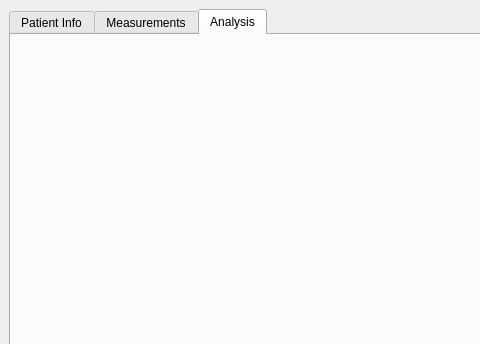
First picture: the form in mainwindow.ui, repository AaronLi/UWO-Algometer, before the edit; both pictures show x 0 to 480 and y 0 to 344 of the 832 by 615 pixel window.
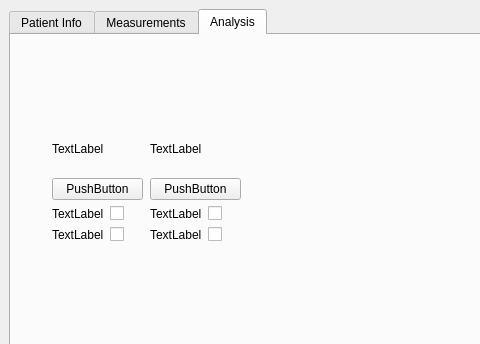
Second picture: the form after the edit. The open tabs and pages were chosen to show the change.

Diff of the .ui file:
```diff
--- a/mainwindow.ui
+++ b/mainwindow.ui
@@ -499,6 +499,130 @@
        <attribute name="title">
         <string>Analysis</string>
        </attribute>
+       <widget class="QWidget" name="layoutWidget_5">
+        <property name="geometry">
+         <rect>
+          <x>139</x>
+          <y>91</y>
+          <width>91</width>
+          <height>116</height>
+         </rect>
+        </property>
+        <layout class="QVBoxLayout" name="verticalLayout_4">
+         <item>
+          <widget class="QLabel" name="label_14">
+           <property name="text">
+            <string>TextLabel</string>
+           </property>
+          </widget>
+         </item>
+         <item>
+          <widget class="QPushButton" name="pushButton_3">
+           <property name="text">
+            <string>PushButton</string>
+           </property>
+          </widget>
+         </item>
+         <item>
+          <layout class="QHBoxLayout" name="horizontalLayout_11">
+           <item>
+            <widget class="QLabel" name="label_15">
+             <property name="text">
+              <string>TextLabel</string>
+             </property>
+            </widget>
+           </item>
+           <item>
+            <widget class="QCheckBox" name="checkBox_6">
+             <property name="text">
+              <string/>
+             </property>
+            </widget>
+           </item>
+          </layout>
+         </item>
+         <item>
+          <layout class="QHBoxLayout" name="horizontalLayout_12">
+           <item>
+            <widget class="QLabel" name="label_16">
+             <property name="text">
+              <string>TextLabel</string>
+             </property>
+            </widget>
+           </item>
+           <item>
+            <widget class="QCheckBox" name="checkBox_7">
+             <property name="text">
+              <string/>
+             </property>
+            </widget>
+           </item>
+          </layout>
+         </item>
+        </layout>
+       </widget>
+       <widget class="QWidget" name="">
+        <property name="geometry">
+         <rect>
+          <x>41</x>
+          <y>91</y>
+          <width>91</width>
+          <height>116</height>
+         </rect>
+        </property>
+        <layout class="QVBoxLayout" name="left_button_arrangement">
+         <item>
+          <widget class="QLabel" name="left_label">
+           <property name="text">
+            <string>TextLabel</string>
+           </property>
+          </widget>
+         </item>
+         <item>
+          <widget class="QPushButton" name="left_button">
+           <property name="text">
+            <string>PushButton</string>
+           </property>
+          </widget>
+         </item>
+         <item>
+          <layout class="QHBoxLayout" name="value_and_checkbox">
+           <item>
+            <widget class="QLabel" name="label_1">
+             <property name="text">
+              <string>TextLabel</string>
+             </property>
+            </widget>
+           </item>
+           <item>
+            <widget class="QCheckBox" name="checkbox_1">
+             <property name="text">
+              <string/>
+             </property>
+            </widget>
+           </item>
+          </layout>
+         </item>
+         <item>
+          <layout class="QHBoxLayout" name="value_and_checkbox_2">
+           <item>
+            <widget class="QLabel" name="label_6">
+             <property name="text">
+              <string>TextLabel</string>
+             </property>
+            </widget>
+           </item>
+           <item>
+            <widget class="QCheckBox" name="checkbox_2">
+             <property name="text">
+              <string/>
+             </property>
+            </widget>
+           </item>
+          </layout>
+         </item>
+        </layout>
+       </widget>
       </widget>
      </widget>
     </item>
```
Left out of the diff: 55 changed lines with no effect on the pictures.
